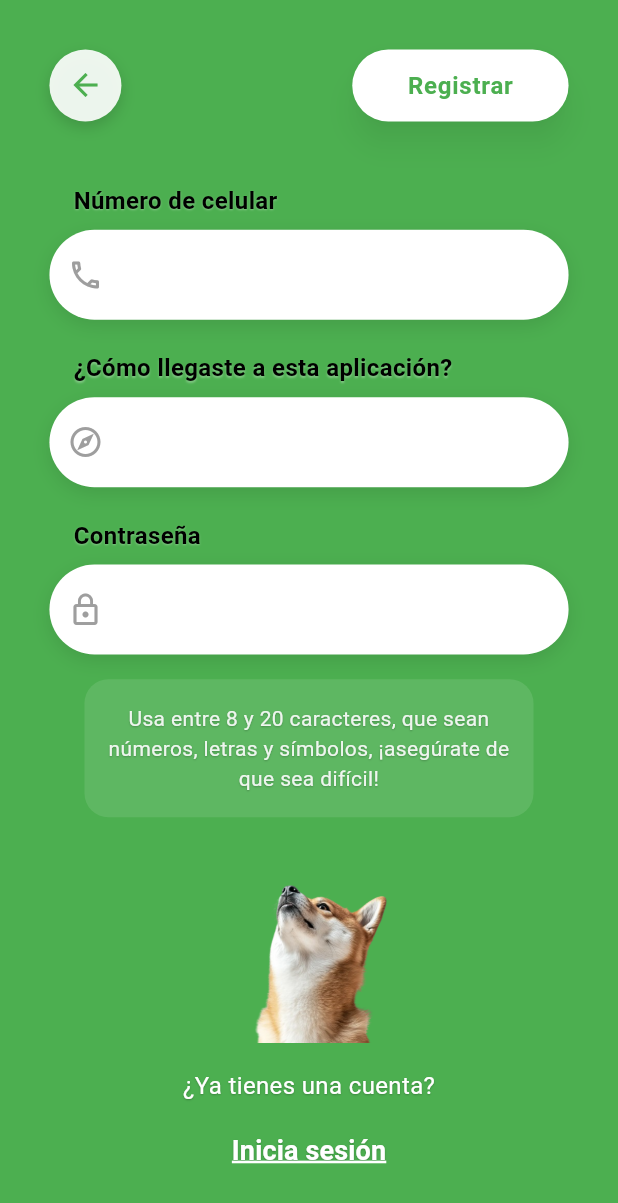
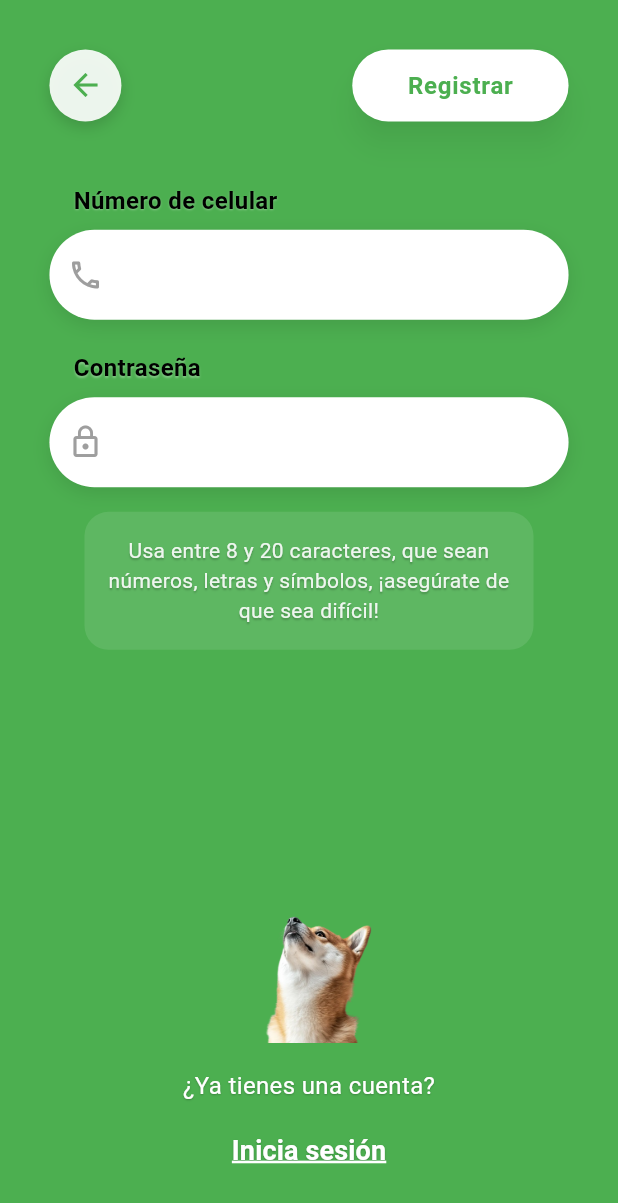
Before and after one commit to ddimatee/My-Best-Friend, a Flutter app: the RegisterScreen2 screen opened directly with empty values, on a phone screen of 412 x 824 dp. Shown: the top 1203 px of the screen. Run offline on Flutter 3.47's test engine with Material 3 defaults, Android fonts, the phone set to English and light mode, and no system bars; our stand-ins replace firebase_core, firebase_messaging, flutter_local_notifications, image_picker, shared_preferences, table_calendar and 1 more; accounts and stored records are empty; network calls fail.

Commit message:
se agrega pantalla de Acerca de, entre mas cosas

```diff
--- a/frontend/my_best_friend_app/lib/modulo_autenticacion/registro_2.dart
+++ b/frontend/my_best_friend_app/lib/modulo_autenticacion/registro_2.dart
@@ -1,6 +1,6 @@
 import 'package:flutter/material.dart';
 import 'package:provider/provider.dart';
-// Registro 2/3: celular, ¿cómo llegaste?, contraseña
+// Registro 2/3: celular y contraseña
 // import removido (formulario mascota) - ya no se navega ahí directamente
 import '../modulo_general/componentes/avisos.dart';
 import '../providers/auth_provider.dart';
@@ -24,7 +24,6 @@ class RegisterScreen2 extends StatefulWidget {
 
 class _RegisterScreen2State extends State<RegisterScreen2> {
   final celularController = TextEditingController();
-  final comoLlegasteController = TextEditingController();
   final contrasenaController = TextEditingController();
   bool _isLoading = false;
 
@@ -65,7 +64,6 @@ class _RegisterScreen2State extends State<RegisterScreen2> {
         correo: widget.correo.trim(),
         celular: celularController.text.trim(),
         password: contrasenaController.text,
-        comoLlegaste: comoLlegasteController.text.trim(),
       );
 
       if (ok) {
@@ -218,56 +216,6 @@ class _RegisterScreen2State extends State<RegisterScreen2> {
                     ),
 
                     Container(
-                      margin: EdgeInsets.only(bottom: size.height * 0.025),
-                      child: Column(
-                        crossAxisAlignment: CrossAxisAlignment.start,
-                        children: [
-                          Padding(
-                            padding: EdgeInsets.only(left: 16, bottom: 8),
-                            child: Text(
-                              '¿Cómo llegaste a esta aplicación?',
-                              style: TextStyle(
-                                fontSize: 16,
-                                color: Colors.black,
-                                fontWeight: FontWeight.w700,
-                                shadows: [
-                                  Shadow(
-                                    blurRadius: 1,
-                                    color: Colors.white30,
-                                    offset: Offset(0, 1),
-                                  ),
-                                ],
-                              ),
-                            ),
-                          ),
-                          Container(
-                            decoration: BoxDecoration(
-                              color: Colors.white,
-                              borderRadius: BorderRadius.circular(30),
-                              boxShadow: [
-                                BoxShadow(
-                                  color: Colors.black.withOpacity(0.1),
-                                  spreadRadius: 0,
-                                  blurRadius: 10,
-                                  offset: Offset(0, 4),
-                                ),
-                              ],
-                            ),
-                            child: TextField(
-                              controller: comoLlegasteController,
-                              style: const TextStyle(fontSize: 16, color: Colors.black87),
-                              decoration: const InputDecoration(
-                                border: InputBorder.none,
-                                contentPadding: EdgeInsets.symmetric(horizontal: 24, vertical: 18),
-                                prefixIcon: Icon(Icons.explore_outlined, color: Colors.grey),
-                              ),
-                            ),
-                          ),
-                        ],
-                      ),
-                    ),
-
-                    Container(
                       margin: EdgeInsets.only(bottom: size.height * 0.02),
                       child: Column(
                         crossAxisAlignment: CrossAxisAlignment.start,
@@ -351,11 +299,19 @@ class _RegisterScreen2State extends State<RegisterScreen2> {
                 Column(
                   children: [
                     Container(
-                      height: size.height * 0.15,
+                      height: size.height * 0.12,
                       margin: EdgeInsets.only(bottom: size.height * 0.02),
-                      child: Image.asset(
-                        'assets/images/perro.png',
-                        fit: BoxFit.contain,
+                      clipBehavior: Clip.hardEdge,
+                      decoration: BoxDecoration(),
+                      child: ClipRect(
+                        child: Align(
+                          alignment: Alignment.topCenter,
+                          heightFactor: 0.65,
+                          child: Image.asset(
+                            'assets/images/perro.png',
+                            fit: BoxFit.contain,
+                          ),
+                        ),
                       ),
                     ),
 
--- a/frontend/my_best_friend_app/lib/modulo_configuracion/configuracion_modulo_pantalla.dart
+++ b/frontend/my_best_friend_app/lib/modulo_configuracion/configuracion_modulo_pantalla.dart
@@ -4,6 +4,7 @@ import 'pantallas/contrasena_pantalla.dart';
 import 'pantallas/notificaciones_pantalla.dart';
 import 'pantallas/comentarios_soporte_pantalla.dart';
 import 'pantallas/cuenta_sesion_pantalla.dart';
+import 'pantallas/acerca_de_pantalla.dart';
 import 'package:provider/provider.dart';
 import '../../providers/auth_provider.dart';
 
@@ -72,6 +73,11 @@ class ConfiguracionModuloPantalla extends StatelessWidget {
                     label: 'Cuenta y Sesión',
                     color: itemColor,
                     onTap: () => _push(context, const CuentaSesionPantalla()),
+                  ),
+                  _ConfigItem(
+                    label: 'Acerca de',
+                    color: itemColor,
+                    onTap: () => _push(context, const AcercaDePantalla()),
                   ),
                 ],
               ),
--- a/frontend/my_best_friend_app/lib/providers/auth_provider.dart
+++ b/frontend/my_best_friend_app/lib/providers/auth_provider.dart
@@ -58,7 +58,6 @@ class AuthProvider with ChangeNotifier {
     required String correo,
     required String celular,
     required String password,
-    String? comoLlegaste,
   }) async {
     _setLoading(true);
     _clearError();
@@ -70,7 +69,6 @@ class AuthProvider with ChangeNotifier {
         correo: correo,
         celular: celular,
         password: password,
-        comoLlegaste: comoLlegaste,
       );
 
       if (result['success']) {
--- a/frontend/my_best_friend_app/lib/services/api_service.dart
+++ b/frontend/my_best_friend_app/lib/services/api_service.dart
@@ -125,7 +125,6 @@ class ApiService {
     required String correo,
     required String celular,
     required String password,
-    String? comoLlegaste,
   }) async {
     try {
       final response = await http.post(
@@ -137,7 +136,6 @@ class ApiService {
           'correo': correo,
           'celular': celular,
           'contraseña': password,
-          if (comoLlegaste != null && comoLlegaste.trim().isNotEmpty) 'comoLlegaste': comoLlegaste.trim(),
         }),
       );
 
--- a/frontend/my_best_friend_app/pubspec.yaml
+++ b/frontend/my_best_friend_app/pubspec.yaml
@@ -37,7 +37,9 @@ flutter:
     - assets/images/
     - assets/icon/logo.png
 
-flutter_icons:
+flutter_launcher_icons:
   android: true
   ios: false
   image_path: assets/icon/logo.png
+  adaptive_icon_background: "#FFFFFF"
+  adaptive_icon_foreground: assets/icon/logo.png
```
Also changed, not shown: frontend/my_best_friend_app/lib/modulo_autenticacion/inicio_sesion.dart (+12 -4 lines), frontend/my_best_friend_app/lib/modulo_autenticacion/registro_1.dart (+12 -4 lines), frontend/my_best_friend_app/lib/modulo_autenticacion/registro_3.dart (+12 -6 lines), frontend/my_best_friend_app/lib/modulo_configuracion/pantallas/acerca_de_pantalla.dart (added, +253 -0 lines), frontend/my_best_friend_app/lib/modulo_configuracion/pantallas/notificaciones_pantalla.dart (+0 -36 lines), 2 other files.
